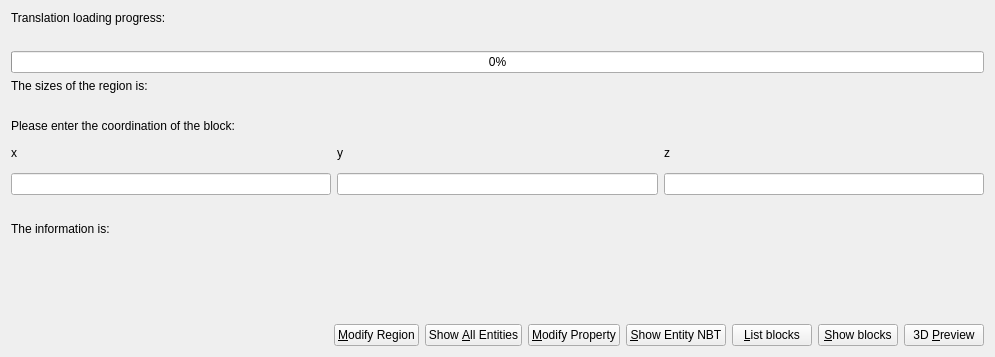
This is src/blockreaderui.ui in DreamHelium/dhlrc as Qt 5 draws it before an edit. The edited form follows.
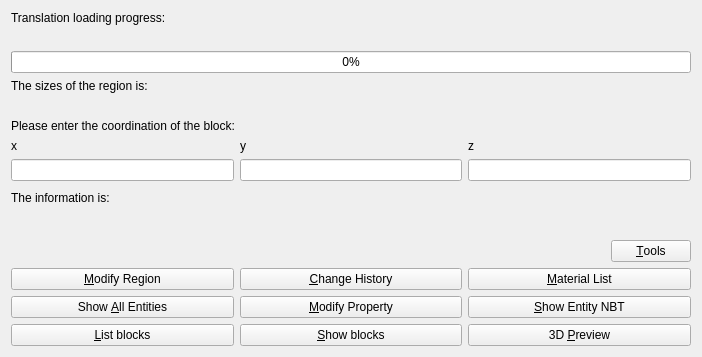
This is the edited form.

Commit message:
Add material list, render progress and undo history
The material list counts what a region asks the player to prepare, with
per-item sources. The 3D preview builds its scene on a worker thread and
reports progress while doing so. Region edits are recorded and can be
undone. The Chinese catalogue gains a generated playful variant,
selectable with a new setting.

The edit to the form file:
```diff
--- a/src/blockreaderui.ui
+++ b/src/blockreaderui.ui
@@ -6,7 +6,7 @@
    <rect>
     <x>0</x>
     <y>0</y>
-    <width>995</width>
+    <width>702</width>
     <height>357</height>
    </rect>
   </property>
@@ -53,6 +53,9 @@
            <property name="text">
             <string/>
            </property>
+           <property name="wordWrap">
+            <bool>true</bool>
+           </property>
           </widget>
          </item>
          <item>
@@ -122,6 +125,9 @@
          <property name="text">
           <string/>
          </property>
+         <property name="wordWrap">
+          <bool>true</bool>
+         </property>
         </widget>
        </item>
       </layout>
@@ -142,53 +148,82 @@
         </spacer>
        </item>
        <item>
+        <widget class="QPushButton" name="toolsBtn">
+         <property name="text">
+          <string>&amp;Tools</string>
+         </property>
+        </widget>
+       </item>
+      </layout>
+     </item>
+     <item>
+      <layout class="QVBoxLayout" name="toolsPanelLayout">
+       <item>
+        <layout class="QGridLayout" name="toolsGrid">
+         <item row="0" column="0">
         <widget class="QPushButton" name="modifyBtn">
          <property name="text">
           <string>&amp;Modify Region</string>
          </property>
         </widget>
        </item>
-       <item>
+         <item row="0" column="1">
+          <widget class="QPushButton" name="changesBtn">
+           <property name="text">
+            <string>&amp;Change History</string>
+           </property>
+          </widget>
+         </item>
+         <item row="0" column="2">
+          <widget class="QPushButton" name="materialBtn">
+           <property name="text">
+            <string>&amp;Material List</string>
+           </property>
+          </widget>
+         </item>
+         <item row="1" column="0">
         <widget class="QPushButton" name="entityBtn_2">
          <property name="text">
           <string>Show &amp;All Entities</string>
          </property>
         </widget>
        </item>
-       <item>
+         <item row="1" column="1">
         <widget class="QPushButton" name="propertyBtn">
          <property name="text">
           <string>&amp;Modify Property</string>
          </property>
         </widget>
        </item>
-       <item>
+         <item row="1" column="2">
         <widget class="QPushButton" name="entityBtn">
          <property name="text">
           <string>&amp;Show Entity NBT</string>
          </property>
         </widget>
        </item>
-       <item>
+         <item row="2" column="0">
         <widget class="QPushButton" name="listBtn">
          <property name="text">
           <string>&amp;List blocks</string>
          </property>
         </widget>
        </item>
-       <item>
+         <item row="2" column="1">
         <widget class="QPushButton" name="showBtn">
          <property name="text">
           <string>&amp;Show blocks</string>
          </property>
         </widget>
        </item>
-       <item>
+         <item row="2" column="2">
         <widget class="QPushButton" name="previewBtn">
          <property name="text">
           <string>3D &amp;Preview</string>
          </property>
         </widget>
+         </item>
+        </layout>
        </item>
       </layout>
      </item>
```
Left out of the diff: 4 changed lines with no effect on the pictures. Lines whose indentation alone changed are shown as unchanged. The commit also changes 73 other files.
